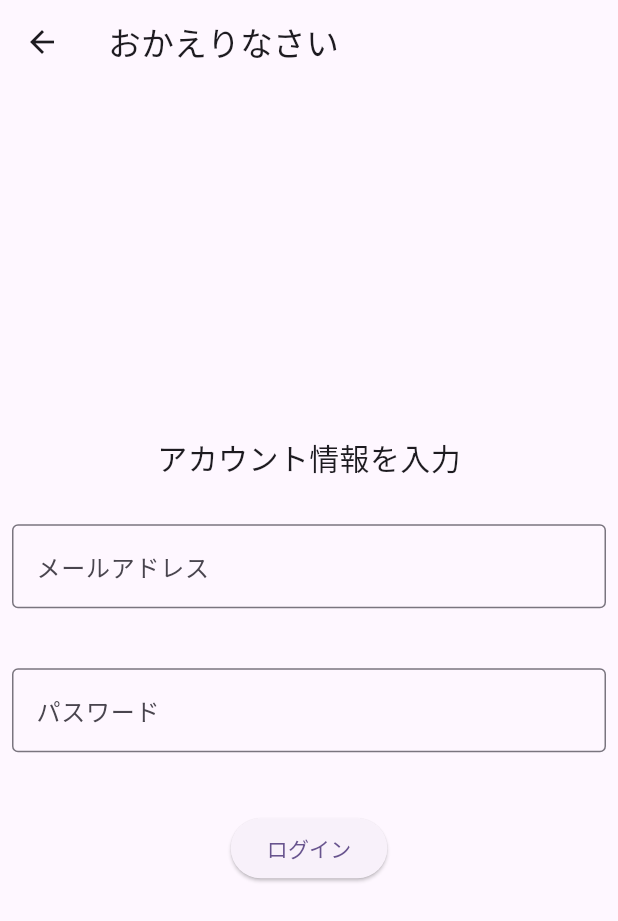
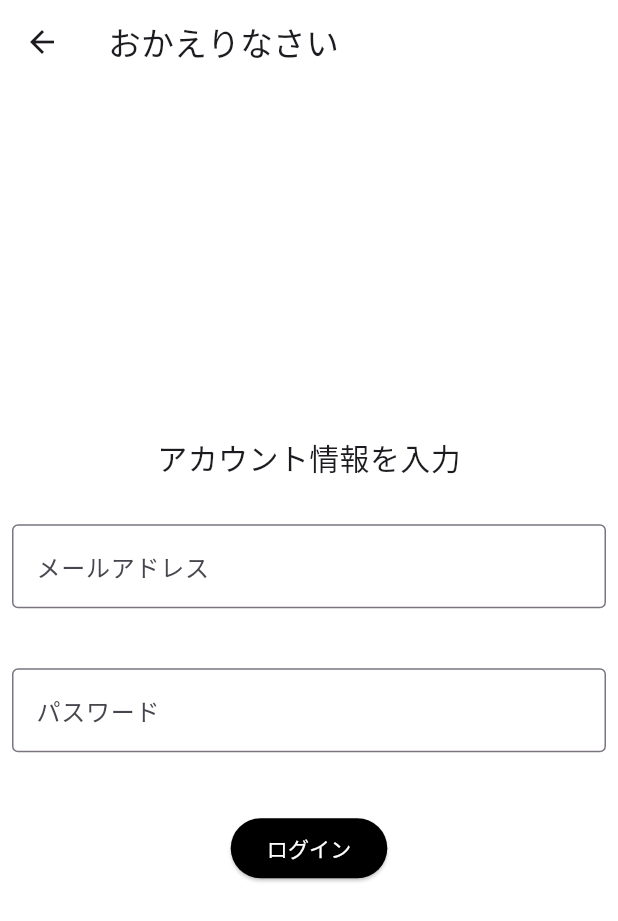
Before and after one commit to Haruki1090/SearchGithubRepository, a Flutter app: the LogInScreen screen opened directly, on a phone screen of 412 x 824 dp. Shown: the top 921 px of the screen. Run offline on Flutter 3.47's test engine with Material 3 defaults, Android fonts, the phone set to English and light mode, and no system bars; our stand-ins replace cloud_firestore, firebase_auth, firebase_core, flutter_riverpod, freezed_annotation; accounts and stored records are empty; generated files the repository leaves out were written again; network calls fail.

Commit message:
UIデザイン修正

```diff
--- a/lib/screens/home_screen.dart
+++ b/lib/screens/home_screen.dart
@@ -76,7 +76,7 @@ class HomeScreen extends ConsumerWidget {
               child: Card(
                 surfaceTintColor: Colors.white,
                 shape: RoundedRectangleBorder(
-                  side: BorderSide(color: Colors.grey[700]!, width: 3.0),
+                  side: BorderSide(color: Colors.grey[600]!, width: 3.0),
                   borderRadius: BorderRadius.circular(8.0),
                 ),
                 child: Row(
--- a/lib/screens/login_screen.dart
+++ b/lib/screens/login_screen.dart
@@ -11,9 +11,11 @@ class LogInScreen extends StatelessWidget {
 
     return Scaffold(
       appBar: AppBar(
+        backgroundColor: Colors.white,
         title: const Text('おかえりなさい'),
       ),
-      body: Center(
+      body: Container(
+        color: Colors.white,
         child: Padding(
           padding: const EdgeInsets.all(8.0),
           child: Column(
@@ -38,6 +40,9 @@ class LogInScreen extends StatelessWidget {
               ),
               const SizedBox(height: 40),
               ElevatedButton(
+                style: ElevatedButton.styleFrom(
+                  foregroundColor: Colors.white, backgroundColor: Colors.black,
+                ),
                 onPressed: () async{
                   await signInWithEmailAndPassword(
                       context: context,
```
